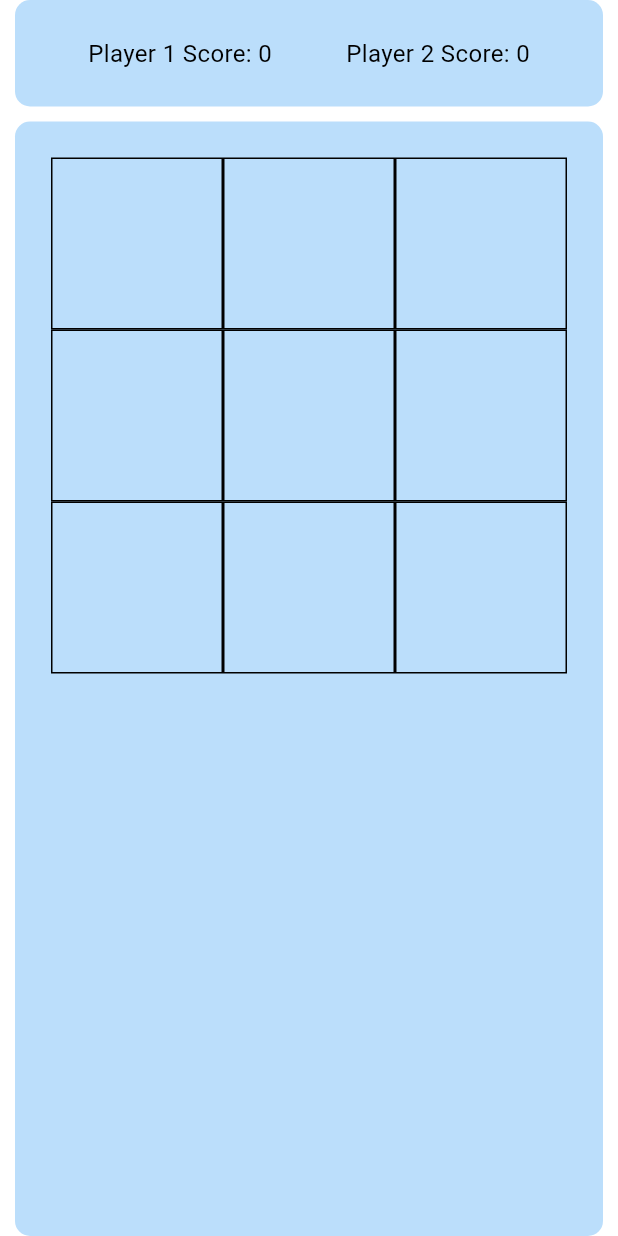
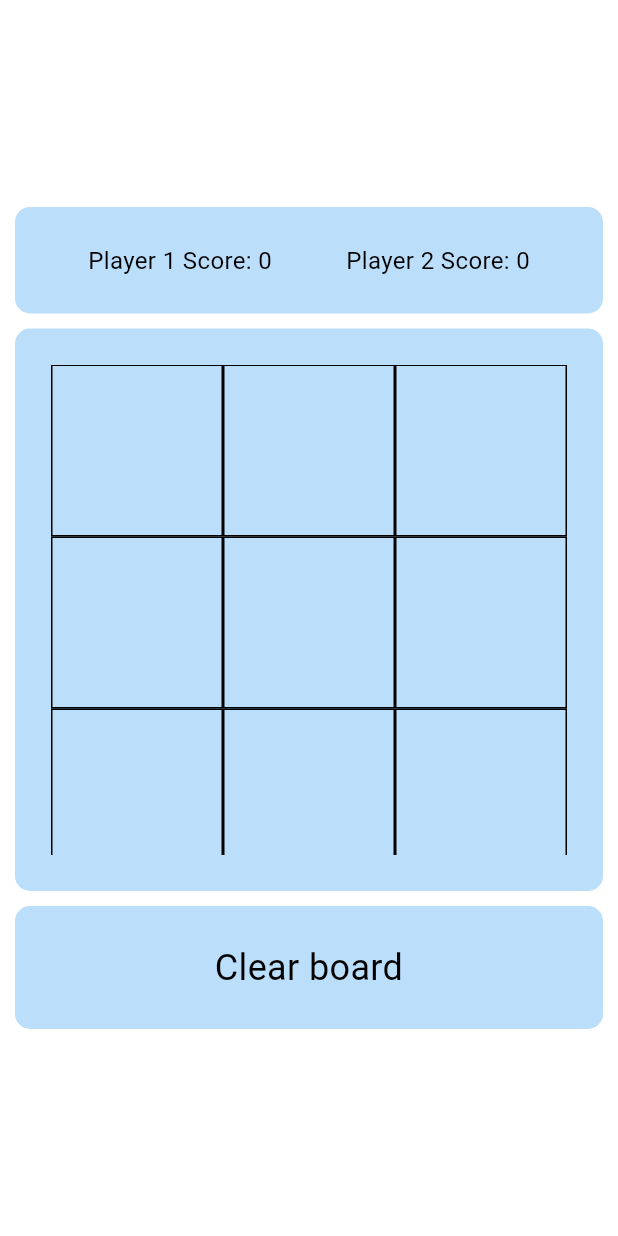
Before and after one commit to abdymazhittoretay/tic_tac_toe, a Flutter app: the screen it shows after launch, on a phone screen of 412 x 824 dp. Run offline on Flutter 3.47's test engine with Material 3 defaults, Android fonts, the phone set to English and light mode, and no system bars.

Commit message:
added clear board button

```diff
--- a/lib/pages/home_page.dart
+++ b/lib/pages/home_page.dart
@@ -30,6 +30,7 @@ class _HomePageState extends State<HomePage> {
       body: SafeArea(
         child: Center(
           child: Column(
+            mainAxisAlignment: MainAxisAlignment.center,
             children: [
               Container(
                 padding: EdgeInsets.all(24.0),
@@ -54,8 +55,8 @@ class _HomePageState extends State<HomePage> {
               SizedBox(
                 height: 10.0,
               ),
-              Expanded(
-                  child: Container(
+              Container(
+                height: 375,
                 margin: EdgeInsets.symmetric(horizontal: 10.0),
                 padding: const EdgeInsets.all(24.0),
                 decoration: BoxDecoration(
@@ -63,6 +64,7 @@ class _HomePageState extends State<HomePage> {
                     borderRadius: BorderRadius.circular(10.0)),
                 child: GridView.builder(
                   itemCount: gridList.length,
+                  physics: NeverScrollableScrollPhysics(),
                   gridDelegate: SliverGridDelegateWithFixedCrossAxisCount(
                       crossAxisCount: 3),
                   itemBuilder: (context, index) {
@@ -92,7 +94,33 @@ class _HomePageState extends State<HomePage> {
                     );
                   },
                 ),
-              ))
+              ),
+              SizedBox(
+                height: 10.0,
+              ),
+              GestureDetector(
+                onTap: () {
+                  setState(() {
+                    for (int i = 0; i < gridList.length; i++) {
+                      gridList[i] = "";
+                    }
+                    xTurn = true;
+                  });
+                },
+                child: Container(
+                  width: MediaQuery.sizeOf(context).width,
+                  margin: EdgeInsets.symmetric(horizontal: 10.0),
+                  padding: EdgeInsets.all(24.0),
+                  decoration: BoxDecoration(
+                      color: Colors.blue[100],
+                      borderRadius: BorderRadius.circular(10.0)),
+                  child: Text(
+                    "Clear board",
+                    textAlign: TextAlign.center,
+                    style: TextStyle(color: Colors.black, fontSize: 24.0),
+                  ),
+                ),
+              ),
             ],
           ),
         ),
```
